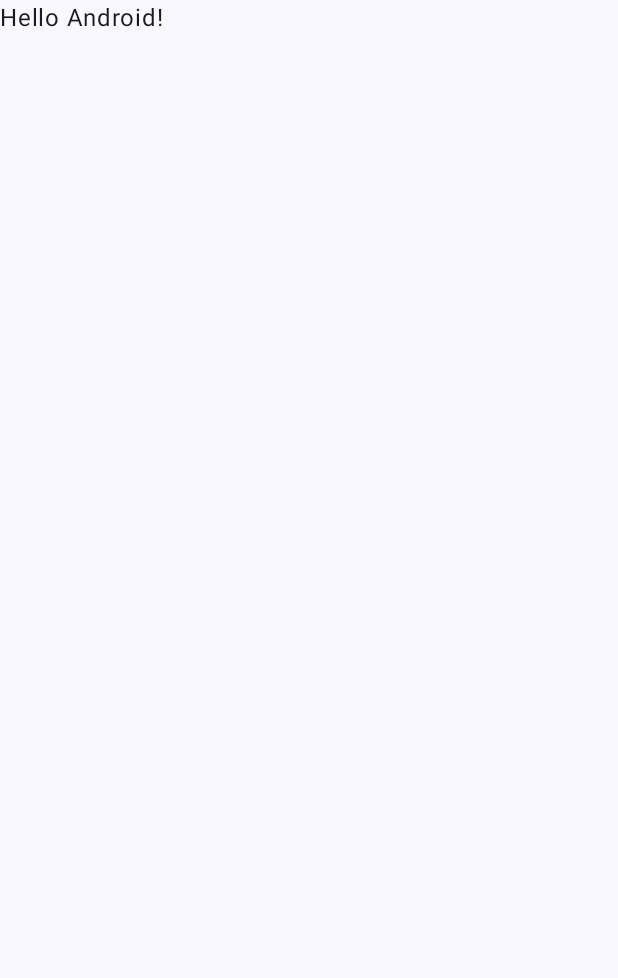
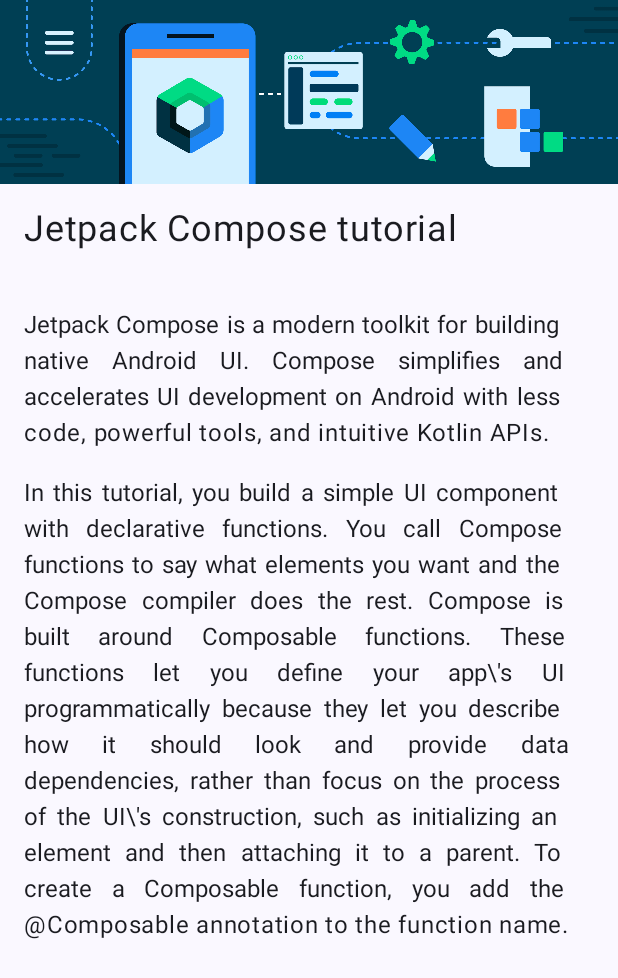
Before and after one commit to GreatGrant/Compose-Article, an Android app built with Jetpack Compose: the screen it shows after launch (MainActivity), on a phone screen of 412 x 824 dp. Before the commit the part shown is almost empty. Shown: the top 978 px of the screen. Run offline under Robolectric (Android 15) with nearby library versions, the phone set to English and light mode, and no system bars.

Commit message:
complete card

```diff
--- a/app/src/main/java/com/gralliams/composearticle/MainActivity.kt
+++ b/app/src/main/java/com/gralliams/composearticle/MainActivity.kt
@@ -3,13 +3,22 @@ package com.gralliams.composearticle
 import android.os.Bundle
 import androidx.activity.ComponentActivity
 import androidx.activity.compose.setContent
+import androidx.compose.foundation.Image
+import androidx.compose.foundation.layout.Column
 import androidx.compose.foundation.layout.fillMaxSize
+import androidx.compose.foundation.layout.padding
 import androidx.compose.material3.MaterialTheme
 import androidx.compose.material3.Surface
 import androidx.compose.material3.Text
 import androidx.compose.runtime.Composable
 import androidx.compose.ui.Modifier
+import androidx.compose.ui.layout.ContentScale
+import androidx.compose.ui.res.painterResource
+import androidx.compose.ui.res.stringResource
+import androidx.compose.ui.text.style.TextAlign
 import androidx.compose.ui.tooling.preview.Preview
+import androidx.compose.ui.unit.dp
+import androidx.compose.ui.unit.sp
 import com.gralliams.composearticle.ui.theme.ComposeArticleTheme
 
 class MainActivity : ComponentActivity() {
@@ -22,25 +31,58 @@ class MainActivity : ComponentActivity() {
                     modifier = Modifier.fillMaxSize(),
                     color = MaterialTheme.colorScheme.background
                 ) {
-                    Greeting("Android")
+                    ComposeArticleCard()
                 }
             }
         }
     }
 }
 
+
 @Composable
-fun Greeting(name: String, modifier: Modifier = Modifier) {
-    Text(
-        text = "Hello $name!",
-        modifier = modifier
-    )
+fun ComposeArticleCard(modifier : Modifier = Modifier) {
+        Column(
+            modifier = modifier,
+        ){
+            Image(
+                painter = painterResource(id = R.drawable.bg_compose_background),
+                contentDescription = null,
+                contentScale = ContentScale.FillWidth
+            )
+
+            Text(
+                text = stringResource(R.string.header_text),
+                fontSize = 24.sp,
+                modifier = modifier
+                    .padding(16.dp)
+            )
+
+            Text(
+                text = stringResource(R.string.body_text1),
+                textAlign = TextAlign.Justify,
+                        modifier = modifier
+                    .padding(start = 16.dp, end = 16.dp)
+            )
+
+            Text(
+                text = stringResource(R.string.body_text2),
+                textAlign = TextAlign.Justify,
+                modifier = modifier.padding(16.dp)
+            )
+
+
+        }
+
+
 }
 
-@Preview(showBackground = true)
+
+@Preview(
+    showBackground = true,
+    showSystemUi = true)
 @Composable
-fun GreetingPreview() {
+fun ArticlePreview() {
     ComposeArticleTheme {
-        Greeting("Android")
+        ComposeArticleCard()
     }
 }
--- a/app/src/main/res/values/strings.xml
+++ b/app/src/main/res/values/strings.xml
@@ -1,3 +1,6 @@
 <resources>
     <string name="app_name">Compose Article</string>
+    <string name="body_text1">Jetpack Compose is a modern toolkit for building native Android UI. Compose simplifies and accelerates UI development on Android with less code, powerful tools, and intuitive Kotlin APIs.</string>
+    <string name="body_text2">In this tutorial, you build a simple UI component with declarative functions. You call Compose functions to say what elements you want and the Compose compiler does the rest. Compose is built around Composable functions. These functions let you define your app\\\'s UI programmatically because they let you describe how it should look and provide data dependencies, rather than focus on the process of the UI\\\'s construction, such as initializing an element and then attaching it to a parent. To create a Composable function, you add the @Composable annotation to the function name.</string>
+    <string name="header_text">Jetpack Compose tutorial\n</string>
 </resources>
```
